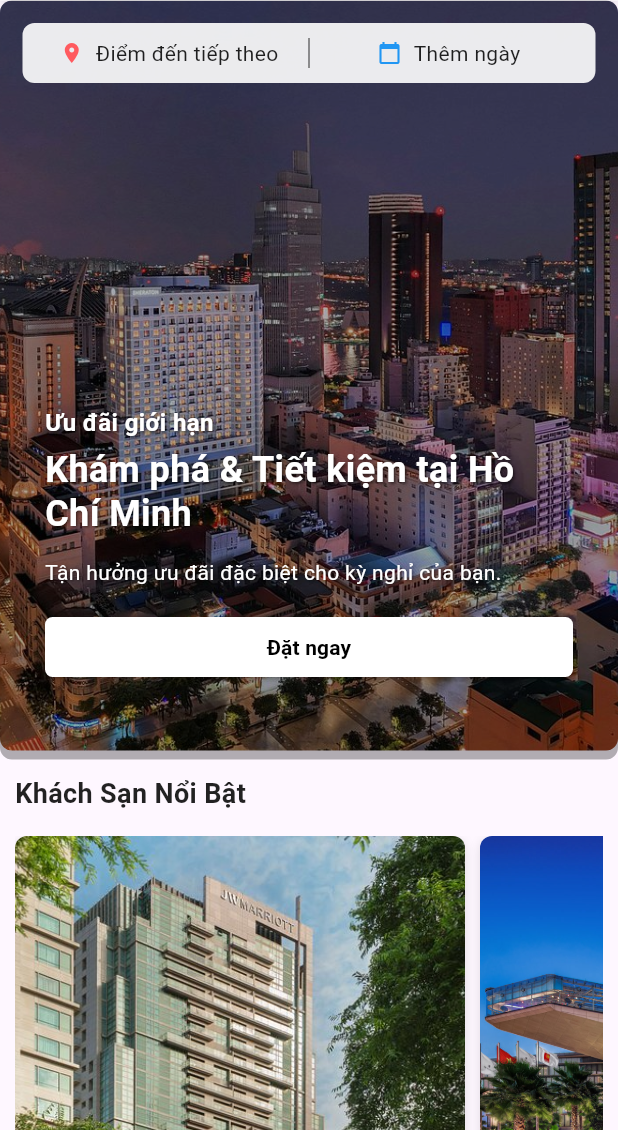
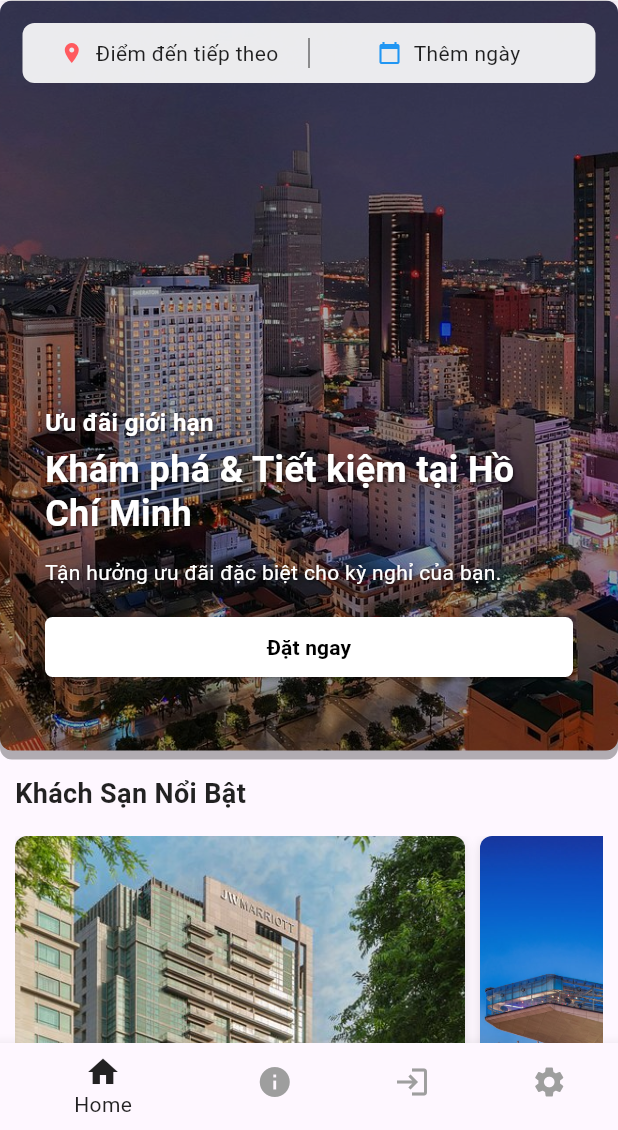
Before and after one commit to Andy-Nguy/Hotelbooking_25, a Flutter app: the screen it shows after launch, on a phone screen of 412 x 824 dp, the part 106-1236 px from its top. Run offline on Flutter 3.47's test engine with Material 3 defaults, Android fonts, the light colour scheme and no system bars; our stand-ins replace sqflite; accounts and stored records are empty.

Commit message:
thêm thanh avigationBar

```diff
--- a/lib/app.dart
+++ b/lib/app.dart
@@ -1,5 +1,6 @@
 // lib/app.dart
 import 'package:flutter/material.dart';
+import 'screens/main_screen.dart'; // Import MainScreen sẽ tạo ở bước 2
 import 'screens/home/home_screen.dart'; // Import HomeScreen sẽ tạo ở bước 3
 
 class MyApp extends StatelessWidget {
@@ -8,9 +9,9 @@ class MyApp extends StatelessWidget {
   @override
   Widget build(BuildContext context) {
     return MaterialApp(
-      title: 'Marriott Bonvoy Mobile',
+      title: 'Hotel Booking App',
       theme: ThemeData(primarySwatch: Colors.blue),
-      home: const HomeScreen(), // Sử dụng HomeScreen thay vì HomePage
+      home: const MainScreen(),
       debugShowCheckedModeBanner: false,
     );
   }
--- a/lib/screens/home/home_screen.dart
+++ b/lib/screens/home/home_screen.dart
@@ -26,6 +26,7 @@ class BenefitItem extends StatelessWidget {
           ),
           child: Column(
             mainAxisAlignment: MainAxisAlignment.center,
+            crossAxisAlignment: CrossAxisAlignment.center,
             children: [
               Icon(icon, size: 25.0, color: Colors.grey[600]),
               const SizedBox(height: 10.0),
@@ -101,9 +102,7 @@ class _HomeScreenState extends State<HomeScreen> {
 
   @override
   Widget build(BuildContext context) {
-    return Scaffold(
-      appBar: null,
-      body: SingleChildScrollView(
+    return SingleChildScrollView(
       child: Column(
         children: [
           // Header
@@ -390,8 +389,7 @@ class _HomeScreenState extends State<HomeScreen> {
                                 children: [
                                   Expanded(
                                     child: ClipRRect(
-                                        borderRadius:
-                                            const BorderRadius.vertical(
+                                      borderRadius: const BorderRadius.vertical(
                                         top: Radius.circular(8.0),
                                       ),
                                       child:
@@ -502,10 +500,7 @@ class _HomeScreenState extends State<HomeScreen> {
                       icon: Icons.restaurant,
                       text: 'Giảm giá ẩm thực',
                     ),
-                      BenefitItem(
-                        icon: Icons.spa,
-                        text: 'Ưu đãi spa & thư giãn',
-                      ),
+                    BenefitItem(icon: Icons.spa, text: 'Ưu đãi spa & thư giãn'),
                     BenefitItem(icon: Icons.wifi, text: 'Wi-Fi miễn phí'),
                   ],
                 ),
@@ -523,7 +518,7 @@ class _HomeScreenState extends State<HomeScreen> {
                       ),
                     ),
                     child: const Text(
-                        'Tham gia miễn phí',
+                      'Đăng kí',
                       style: TextStyle(fontWeight: FontWeight.bold),
                     ),
                   ),
@@ -552,7 +547,6 @@ class _HomeScreenState extends State<HomeScreen> {
           ),
         ],
       ),
-      ),
     );
   }
 }
--- /dev/null
+++ b/lib/screens/main_screen.dart
@@ -0,0 +1,49 @@
+import 'package:flutter/material.dart';
+import 'package:flutter_hotelbooking_25/screens/home/home_screen.dart';
+import 'package:flutter_hotelbooking_25/screens/about_screen.dart';
+import 'package:flutter_hotelbooking_25/screens/login_screen.dart';
+import 'package:flutter_hotelbooking_25/screens/service_screen.dart';
+
+class MainScreen extends StatefulWidget {
+  const MainScreen({super.key});
+
+  @override
+  State<MainScreen> createState() => _MainScreenState();
+}
+
+class _MainScreenState extends State<MainScreen> {
+  int _selectedIndex = 0; // Theo dõi tab hiện tại
+
+  // Danh sách các màn hình
+  static final List<Widget> _screens = <Widget>[
+    const HomeScreen(),
+    const AboutScreen(),
+    const LoginScreen(),
+    const ServiceScreen(),
+  ];
+
+  void _onItemTapped(int index) {
+    setState(() {
+      _selectedIndex = index;
+    });
+  }
+
+  @override
+  Widget build(BuildContext context) {
+    return Scaffold(
+      body: _screens[_selectedIndex], // Hiển thị màn hình tương ứng với tab
+      bottomNavigationBar: BottomNavigationBar(
+        items: const <BottomNavigationBarItem>[
+          BottomNavigationBarItem(icon: Icon(Icons.home), label: 'Home'),
+          BottomNavigationBarItem(icon: Icon(Icons.info), label: 'About'),
+          BottomNavigationBarItem(icon: Icon(Icons.login), label: 'Login'),
+          BottomNavigationBarItem(icon: Icon(Icons.settings), label: 'Service'),
+        ],
+        currentIndex: _selectedIndex,
+        selectedItemColor: Colors.black87,
+        unselectedItemColor: Colors.grey,
+        onTap: _onItemTapped,
+      ),
+    );
+  }
+}
```
Also changed, not shown: lib/screens/about_screen.dart (added, +12 -0 lines), lib/screens/hotel_details_screen.dart (+41 -2 lines), lib/screens/login_screen.dart (added, +12 -0 lines), lib/screens/service_screen.dart (added, +12 -0 lines). Lines whose indentation alone changed are shown as unchanged.
